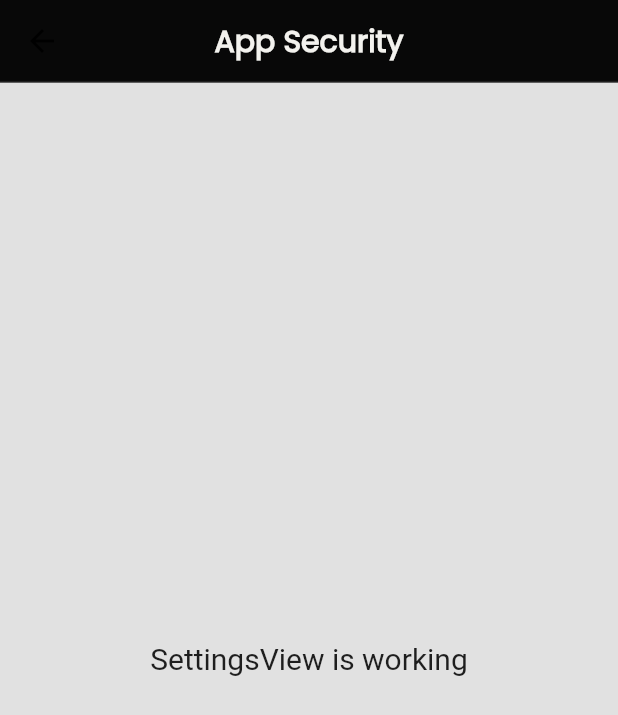
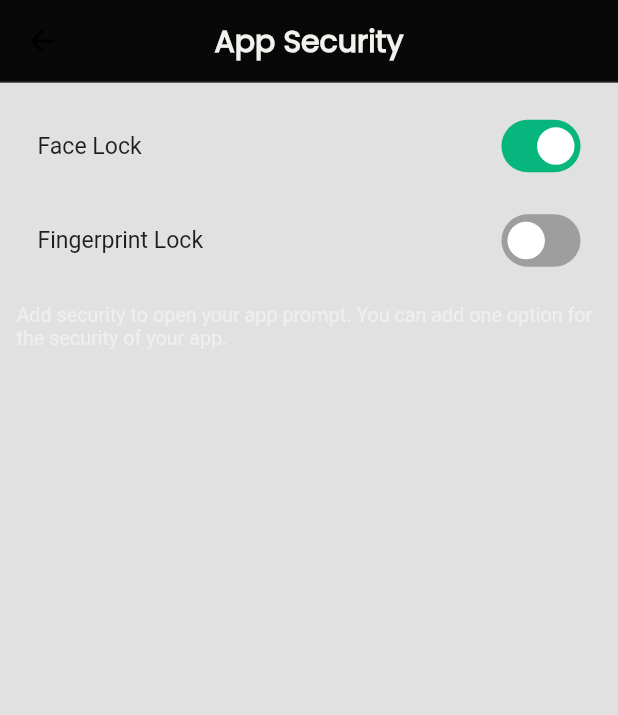
Before and after one commit to farhadhossen/mocdt_authenticator, a Flutter app: the AppSecurityView screen opened by its route, on a phone screen of 412 x 824 dp. Shown: the top 715 px of the screen. Run offline on Flutter 3.47's test engine with Material 2 defaults, Android fonts, the phone set to English and light mode, and no system bars; drawn by our look-alikes of flutter_switch; our stand-ins replace flutter_screenutil, flutter_svg, get, get_storage, google_fonts; missing offline and left inert: gradient_circular_progress_indicator; accounts and stored records are empty; project files that could hold a hidden picture were left out.

Commit message:
app security view implemented

```diff
--- a/lib/app/modules/settings/controllers/settings_controller.dart
+++ b/lib/app/modules/settings/controllers/settings_controller.dart
@@ -3,7 +3,7 @@ import 'package:get/get.dart';
 class SettingsController extends GetxController {
   //TODO: Implement SettingsController
 
-  final count = 0.obs;
+
   @override
   void onInit() {
     super.onInit();
@@ -19,5 +19,7 @@ class SettingsController extends GetxController {
     super.onClose();
   }
 
-  void increment() => count.value++;
+  RxBool isFaceLock  = true.obs;
+  RxBool isFingerLock  = false.obs;
+
 }
--- a/lib/app/modules/settings/views/app_security_view.dart
+++ b/lib/app/modules/settings/views/app_security_view.dart
@@ -1,7 +1,10 @@
 import 'package:flutter/material.dart';
+import 'package:flutter_switch/flutter_switch.dart';
 
 import 'package:get/get.dart';
+import 'package:google_fonts/google_fonts.dart';
 
+import '../../../styles/app_style.dart';
 import '../../../widgets/custom_app_bar.dart';
 import '../controllers/settings_controller.dart';
 
@@ -12,10 +15,91 @@ class AppSecurityView extends GetView<SettingsController> {
     return Scaffold(
       backgroundColor: Get.theme.colorScheme.background,
       appBar: const CustomAppBar(title: "App Security",),
-      body: const Center(
-        child: Text(
-          'SettingsView is working',
-          style: TextStyle(fontSize: 20),
+      body: Container(
+        padding: EdgeInsets.all(AppSize.s10),
+        height: Get.height,
+        width: Get.width,
+        child: Column(
+          children: [
+
+
+            Container(
+              width: double.infinity,
+              padding: EdgeInsets.all(AppSize.s8),
+              margin: EdgeInsets.all(AppSize.s4),
+              decoration: BoxDecoration(
+                // color: AppColor.whiteText,
+                  borderRadius: BorderRadius.circular(AppSize.s10,),
+                  border: Border.all(color: AppColor.cardStrokeWhite.withOpacity(0.2), width: 0.8)
+              ),
+              child: Row(
+                children: [
+
+                  Expanded(child: Text("Face Lock", style: TextStyle(fontSize: AppSize.textSmall),)),
+                  // Switch(
+                  //     value: controller.isNight.value, onChanged: (value){
+                  //   ThemeService().changeThemeMode();
+                  //   controller.isNight.value = value;
+                  // }
+                  // ),
+
+                  Obx(
+                      ()=>FlutterSwitch(
+                          width: AppSize.s42+AppSize.s6,
+                          value: controller.isFaceLock.value,
+                          borderRadius: 30.0,
+                          activeColor: AppColor.activeGreen,
+                          onToggle: (value) {
+                            controller.isFaceLock.value = !controller.isFaceLock.value;
+                          }
+                      )
+                  ),
+
+                ],
+              ),
+            ),
+            Container(
+              width: double.infinity,
+              padding: EdgeInsets.all(AppSize.s8),
+              margin: EdgeInsets.all(AppSize.s4),
+              decoration: BoxDecoration(
+                // color: AppColor.whiteText,
+                  borderRadius: BorderRadius.circular(AppSize.s10,),
+                  border: Border.all(color: AppColor.cardStrokeWhite.withOpacity(0.2), width: 0.8)
+              ),
+              child: Row(
+                children: [
+
+                  Expanded(child: Text("Fingerprint Lock", style: TextStyle(fontSize: AppSize.textSmall),)),
+                  // Switch(
+                  //     value: controller.isNight.value, onChanged: (value){
+                  //   ThemeService().changeThemeMode();
+                  //   controller.isNight.value = value;
+                  // }
+                  // ),
+
+                  Obx(
+                      ()=>FlutterSwitch(
+                          width: AppSize.s42+AppSize.s6,
+                          value: controller.isFingerLock.value,
+                          borderRadius: 30.0,
+                          activeColor: AppColor.activeGreen,
+                          onToggle: (value) {
+                            controller.isFingerLock.value = !controller.isFingerLock.value;
+                          }
+                      )
+                  ),
+
+                ],
+              ),
+            ),
+
+
+            SizedBox(height: AppSize.s10,),
+            Text("Add security to open your app prompt. You can add one option for the security of your app.",
+              style: TextStyle(color: AppColor.descripTextDark, fontSize: AppSize.textXSmall),),
+
+          ],
         ),
       ),
     );
```
